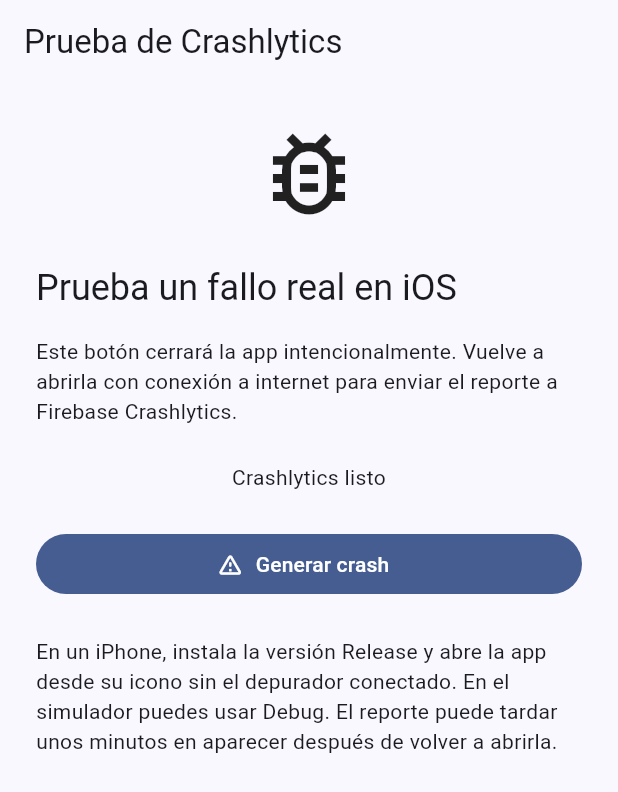
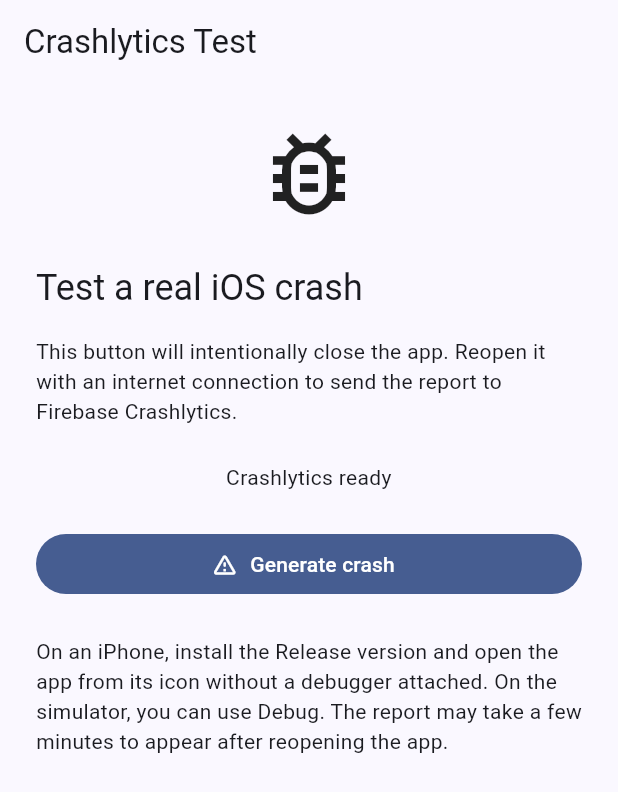
Before and after one commit to jrcarcamod/Test_Crashlytics, a Flutter app: the screen it shows after launch, on a phone screen of 412 x 824 dp. Shown: the top 792 px of the screen. Run offline on Flutter 3.47's test engine with Material 3 defaults, Android fonts, the light colour scheme and no system bars; our stand-ins replace firebase_core, firebase_crashlytics; missing offline and left inert: siprocalsdk_chronos; accounts and stored records are empty.

Commit message:
feat: translate crash test interface to English

```diff
--- a/lib/app.dart
+++ b/lib/app.dart
@@ -14,7 +14,7 @@
 
   @override
   Widget build(BuildContext context) => MaterialApp(
-    title: 'Prueba de Crashlytics',
+    title: 'Crashlytics Test',
     debugShowCheckedModeBanner: false,
     theme: ThemeData(
       colorScheme: ColorScheme.fromSeed(seedColor: const Color(0xFF3159A7)),
@@ -66,7 +66,7 @@
       if (!mounted) return;
       setState(() {
         _initializing = false;
-        _error = 'No se pudo iniciar Firebase.';
+        _error = 'Could not initialize Firebase.';
       });
     }
   }
@@ -86,14 +86,14 @@
       if (!mounted) return;
       setState(() {
         _crashing = false;
-        _error = 'No se pudo preparar el crash. Inténtalo de nuevo.';
+        _error = 'Could not prepare the crash. Please try again.';
       });
     }
   }
 
   @override
   Widget build(BuildContext context) => Scaffold(
-    appBar: AppBar(title: const Text('Prueba de Crashlytics')),
+    appBar: AppBar(title: const Text('Crashlytics Test')),
     body: SafeArea(
       child: SingleChildScrollView(
         padding: const EdgeInsets.all(24),
@@ -106,26 +106,26 @@
                 const Icon(Icons.bug_report_outlined, size: 72),
                 const SizedBox(height: 24),
                 Text(
-                  'Prueba un fallo real en iOS',
+                  'Test a real iOS crash',
                   style: Theme.of(context).textTheme.headlineSmall,
                 ),
                 const SizedBox(height: 16),
                 const Text(
-                  'Este botón cerrará la app intencionalmente. '
-                  'Vuelve a abrirla con conexión a internet para enviar '
-                  'el reporte a Firebase Crashlytics.',
+                  'This button will intentionally close the app. '
+                  'Reopen it with an internet connection to send '
+                  'the report to Firebase Crashlytics.',
                 ),
                 const SizedBox(height: 24),
                 if (_initializing) ...[
                   const Center(child: CircularProgressIndicator()),
                   const SizedBox(height: 12),
                   const Text(
-                    'Iniciando Firebase…',
+                    'Initializing Firebase…',
                     textAlign: TextAlign.center,
                   ),
                 ] else if (_ready)
                   Text(
-                    _crashing ? 'Preparando crash…' : 'Crashlytics listo',
+                    _crashing ? 'Preparing crash…' : 'Crashlytics ready',
                     textAlign: TextAlign.center,
                   ),
                 if (_error != null) ...[
@@ -139,22 +139,22 @@
                   if (!_ready)
                     TextButton(
                       onPressed: _initialize,
-                      child: const Text('Reintentar'),
+                      child: const Text('Retry'),
                     ),
                 ],
                 const SizedBox(height: 24),
                 FilledButton.icon(
                   onPressed: _ready && !_crashing ? _generateCrash : null,
                   icon: const Icon(Icons.warning_amber_rounded),
-                  label: const Text('Generar crash'),
+                  label: const Text('Generate crash'),
                 ),
                 const SizedBox(height: 24),
                 const Text(
-                  'En un iPhone, instala la versión Release y abre la app '
-                  'desde su icono sin el depurador conectado. '
-                  'En el simulador puedes usar Debug. '
-                  'El reporte puede tardar unos minutos en aparecer '
-                  'después de volver a abrirla.',
+                  'On an iPhone, install the Release version and open the app '
+                  'from its icon without a debugger attached. '
+                  'On the simulator, you can use Debug. '
+                  'The report may take a few minutes to appear '
+                  'after reopening the app.',
                 ),
               ],
             ),
--- a/lib/crashlytics_service.dart
+++ b/lib/crashlytics_service.dart
@@ -29,7 +29,7 @@
   Future<void> prepareCrash() async {
     final crashlytics = FirebaseCrashlytics.instance;
     await crashlytics.setCustomKey('test_type', 'native_crash');
-    await crashlytics.log('Crash nativo de prueba generado desde el botón.');
+    await crashlytics.log('Native test crash triggered from the button.');
   }
 
   @override
```
Also changed, not shown: 3 other files.
